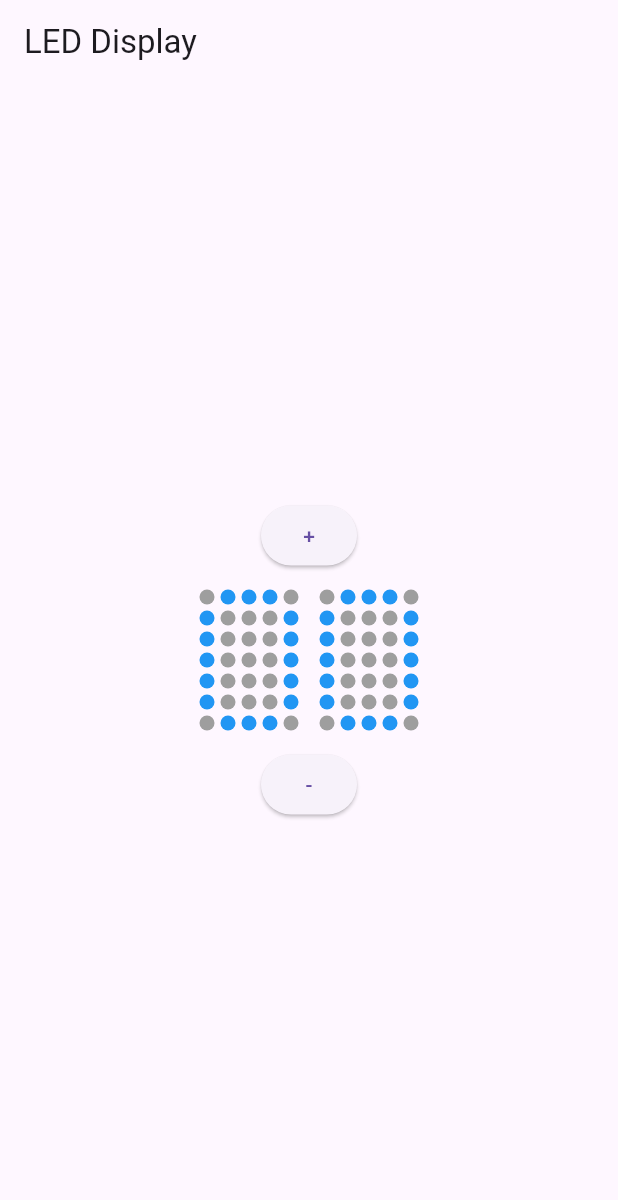
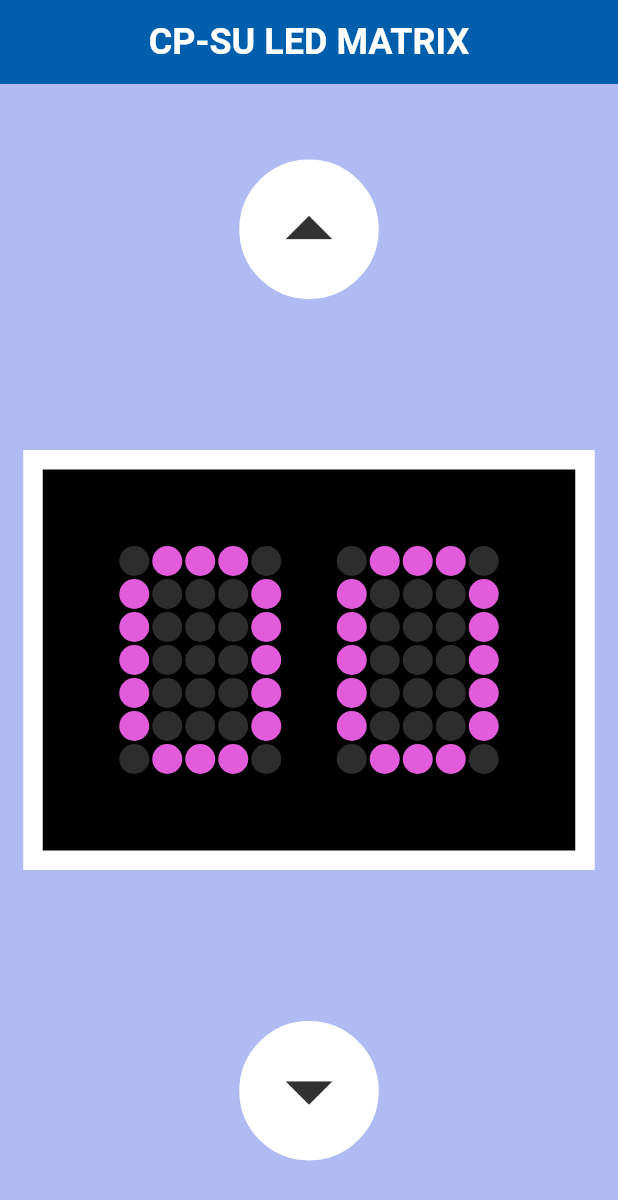
Before and after one commit to ApichayaBm/ledmatrix, a Flutter app: the screen it shows after launch, on a phone screen of 412 x 824 dp. Shown: the top 1200 px of the screen. Run offline on Flutter 3.47's test engine with Material 3 defaults, Android fonts, the phone set to English and light mode, and no system bars.

Commit message:
modify main.dart

```diff
--- a/lib/main.dart
+++ b/lib/main.dart
@@ -1,110 +1,36 @@
 import 'package:flutter/material.dart';
 
-void main() {
-  runApp(MyApp());
-}
+void main() => runApp(MyApp());
 
 class MyApp extends StatelessWidget {
   @override
   Widget build(BuildContext context) {
     return MaterialApp(
       home: Scaffold(
+        backgroundColor: Color.fromARGB(255, 177, 187, 243),
         appBar: AppBar(
-          title: Text('LED Display'),
+          title: Text('CP-SU LED MATRIX'),
+          titleTextStyle: TextStyle(
+              fontSize: 24.0, fontWeight: FontWeight.bold, color: Colors.white),
+          centerTitle: true,
+          backgroundColor: Color.fromARGB(255, 0, 95, 173),
         ),
-        body: LEDDisplay(),
+        body: LEDMatrixCounter(),
       ),
     );
   }
 }
 
-class LEDDisplay extends StatefulWidget {
+class LEDMatrixCounter extends StatefulWidget {
   @override
-  _LEDDisplayState createState() => _LEDDisplayState();
+  _LEDMatrixCounterState createState() => _LEDMatrixCounterState();
 }
 
-class _LEDDisplayState extends State<LEDDisplay> {
+class _LEDMatrixCounterState extends State<LEDMatrixCounter> {
   int _number = 0;
 
-  void _incrementNumber() {
-    setState(() {
-      if (_number < 99) {
-        _number++;
-      } else {
-        _number = 0;
-      }
-    });
-  }
-
-  void _decrementNumber() {
-    setState(() {
-      if (_number > 0) {
-        _number--;
-      } else {
-        _number = 99;
-      }
-    });
-  }
-
-  Widget _buildDot(int value) {
-    return Container(
-      width: 10,
-      height: 10,
-      margin: const EdgeInsets.all(2),
-      decoration: BoxDecoration(
-        shape: BoxShape.circle,
-        color: value == 0 ? Colors.grey : Colors.blue,
-      ),
-    );
-  }
-
-  Widget _buildRow(List<int> dotList) {
-    return Row(
-      mainAxisAlignment: MainAxisAlignment.center,
-      children: dotList.map((dot) => _buildDot(dot)).toList(),
-    );
-  }
-
-  Widget _buildDigit(List<List<int>> rowList) {
-    return Column(
-      children: rowList.map((row) => _buildRow(row)).toList(),
-    );
-  }
-
-  Widget _buildDisplay(String value) {
-    return Row(
-      mainAxisAlignment: MainAxisAlignment.center,
-      children: [
-        _buildDigit(dotsData[int.parse(value.substring(0, 1))]),
-        SizedBox(width: 10),
-        _buildDigit(dotsData[int.parse(value.substring(1))]),
-      ],
-    );
-  }
-
-  @override
-  Widget build(BuildContext context) {
-    String formattedNumber = _number.toString().padLeft(2, '0');
-    return Column(
-      mainAxisAlignment: MainAxisAlignment.center,
-      children: [
-        ElevatedButton(
-          onPressed: _incrementNumber,
-          child: Text('+'),
-        ),
-        SizedBox(height: 10),
-        _buildDisplay(formattedNumber),
-        SizedBox(height: 10),
-        ElevatedButton(
-          onPressed: _decrementNumber,
-          child: Text('-'),
-        ),
-      ],
-    );
-  }
-}
-
-const dotsData = [
+  // 0 = จุดมืด (LED off), 1 = จุดสว่าง (LED on)
+  List dotsData = [
     // Digit 0
     [
       [0, 1, 1, 1, 0],
@@ -204,10 +130,112 @@ const dotsData = [
       [0, 0, 0, 0, 1],
       [1, 0, 0, 0, 1],
       [0, 1, 1, 1, 0],
-  ],
+    ]
   ];
 
+  @override
+  Widget build(BuildContext context) {
+    return Column(
+      mainAxisAlignment: MainAxisAlignment.spaceAround,
+      children: [
+        Row(
+          mainAxisAlignment: MainAxisAlignment.center,
+          children: [
+            Container(
+              decoration: BoxDecoration(
+                color: Colors.white,
+                border: Border.all(width: 1.0, color: Colors.white),
+                borderRadius: BorderRadius.circular(64.0),
+              ),
+              child: IconButton(
+                icon: Icon(Icons.arrow_drop_up, size: 75, color: Color.fromARGB(255, 51, 50, 50)),
+                onPressed: () {
+                  setState(() {
+                    _number = (_number + 1) % 100;
+                  });
+                },
+              ),
+            ),
+          ],
+        ),
+        Row(
+          mainAxisAlignment: MainAxisAlignment.center,
+          children: [
+            Container(
+              decoration: BoxDecoration(
+                color: Colors.black,
+                border: Border.all(width: 13.0, color: Colors.white),
+                borderRadius: BorderRadius.circular(0),
+              ),
+              child: Padding(
+                padding: const EdgeInsets.all(50.0),
+                child: Row(
+                  children: [
+                    _buildDigit(((_number ~/ 10) % 10)),
+                    SizedBox(width: 35.0),
+                    _buildDigit((_number % 10)),
+                  ],
+                ),
+              ),
+            ),
+          ],
+        ),
+        Row(
+          mainAxisAlignment: MainAxisAlignment.center,
+          children: [
+            Container(
+              decoration: BoxDecoration(
+                color: Colors.white,
+                border: Border.all(width: 1.0, color: Colors.white),
+                borderRadius: BorderRadius.circular(64.0),
+              ),
+              child: IconButton(
+                icon: Icon(Icons.arrow_drop_down, size: 75, color: Color.fromARGB(255, 51, 50, 50)),
+                onPressed: () {
+                  setState(() {
+                    _number = (_number - 1) < 0 ? 99 : (_number - 1) % 100;
+                  });
+                },
+              ),
+            ),
+          ],
+        ),
+      ],
+    );
+  }
 
+  Widget _buildDigit(int digit) {
+    return Column(
+      children: _buildRow(dotsData[digit]),
+    );
+  }
+
+
+  List<Widget> _buildRow(List<List<int>> values) {
+    return values.map((row) {
+      return Row(
+        mainAxisAlignment: MainAxisAlignment.center,
+        children: row.map((value) {
+          return _buildDot(value);
+        }).toList(),
+      );
+    }).toList();
+  }
+
+  Widget _buildDot(int value) {
+    return Container(
+      width: 20,
+      height: 20,
+      decoration: BoxDecoration(
+        shape: BoxShape.circle,
+        color: value == 1
+            ? Color.fromARGB(255, 226, 91, 219)
+            : Color.fromARGB(255, 45, 45, 46),
+      ),
+      margin: EdgeInsets.all(1),
+    );
+  }
+}
 // import 'package:flutter/material.dart';
 
 // void main() {
@@ -218,125 +246,198 @@ const dotsData = [
 //   @override
 //   Widget build(BuildContext context) {
 //     return MaterialApp(
-//       title: 'LED Display',
-//       theme: ThemeData(
-//         primarySwatch: Colors.blue,
+//       home: Scaffold(
+//         appBar: AppBar(
+//           title: Text('CP-SU LED MAXTRIX'),
+//         ),
+//         body: LEDDisplay(),
 //       ),
-//       home: LEDDisplayPage(),
 //     );
 //   }
 // }
 
-// class LEDDisplayPage extends StatefulWidget {
+// class LEDDisplay extends StatefulWidget {
 //   @override
-//   _LEDDisplayPageState createState() => _LEDDisplayPageState();
+//   _LEDDisplayState createState() => _LEDDisplayState();
 // }
 
-// class _LEDDisplayPageState extends State<LEDDisplayPage> {
+// class _LEDDisplayState extends State<LEDDisplay> {
+//   int _number = 0;
+
+//   void _incrementNumber() {
+//     setState(() {
+//       if (_number < 99) {
+//         _number++;
+//       } else {
+//         _number = 0;
+//       }
+//     });
+//   }
+
+//   void _decrementNumber() {
+//     setState(() {
+//       if (_number > 0) {
+//         _number--;
+//       } else {
+//         _number = 99;
+//       }
+//     });
+//   }
+
+//   Widget _buildDot(int value) {
+//     return Container(
+//       width: 20,
+//       height: 20,
+//       margin: const EdgeInsets.all(2),
+//       decoration: BoxDecoration(
+//         shape: BoxShape.circle,
+//         color: value == 0 ? Color.fromARGB(98, 68, 67, 67) : Color.fromARGB(237, 172, 223, 54)    ),//31, 20, 19, 19
+//     );
+//   }
+
+//     Widget _buildRow(List<int> dotList) {
+//     return Row(
+//       mainAxisAlignment: MainAxisAlignment.center,
+//       children: dotList.map((dot) => _buildDot(dot)).toList(),
+//     );
+//   }
+//   Widget _buildDigit(List<List<int>> rowList) {
+//     return Column(
+//       children: rowList.map((row) => _buildRow(row)).toList(),
+//     );
+//   }
+
+//   Widget _buildDisplay(String value) {
+//     return Row(
+//       mainAxisAlignment: MainAxisAlignment.center,
+//       children: [
+//         _buildDigit(dotsData[int.parse(value.substring(0, 1))]),
+//         SizedBox(width: 10),
+//         _buildDigit(dotsData[int.parse(value.substring(1))]),
+//       ],
+//     );
+//   }
 //   @override
 //   Widget build(BuildContext context) {
-//     return Scaffold(
-//       appBar: AppBar(
-//         title: Text('LED Display'),
-//       ),
-//       body: Center(
-//         child: Column(
-//           mainAxisAlignment: MainAxisAlignment.center,
-//           children: [
-//             // สร้างปุ่มเพิ่มค่า
-//             ElevatedButton(
-//               onPressed: () {
-//                 // เพิ่มโค้ดสำหรับเพิ่มค่าตัวเลข
-//               },
-//               child: Icon(Icons.add),
-//             ),
-//             // Widget ที่ได้จาก _buildDisplay()
-//             // ปุ่มลดค่า
-//             ElevatedButton(
-//               onPressed: () {
-//                 // เพิ่มโค้ดสำหรับลดค่าตัวเลข
-//               },
-//               child: Icon(Icons.remove),
-//             ),
-//           ],
+//     String formattedNumber = _number.toString().padLeft(2, '0');
+//     return Column(
+//       mainAxisAlignment: MainAxisAlignment.center,
+//       children: [
+//         ElevatedButton(
+//           onPressed: _incrementNumber,
+//           child: Text('+'),
 //         ),
-//       ),
+//         SizedBox(height: 30),
+//         _buildDisplay(formattedNumber),
+//         SizedBox(height: 30),
+//         ElevatedButton(
+//           onPressed: _decrementNumber,
+//           child: Text('-'),
+//         ),
+//       ],
 //     );
 //   }
 // }
-// Widget _buildDot(int value) {
-//   return Container(
-//     width: 10,
-//     height: 10,
-//     margin: EdgeInsets.all(2),
-//     decoration: BoxDecoration(
-//       shape: BoxShape.circle,
-//       color: value == 1 ? Colors.red : Colors.grey, // จุดสว่าง: สีแดง, จุดมืด: สีเทา
-//     ),
-//   );
-// }
 
-// Widget _buildRow(List<int> dotList) {
-//   return Row(
-//     mainAxisAlignment: MainAxisAlignment.center,
-//     children: dotList.map((dot) => _buildDot(dot)).toList(),
-//   );
-// }
-
-// Widget _buildDigit(List<List<int>> rowList) {
-//   return Column(
-//     mainAxisAlignment: MainAxisAlignment.center,
-//     children: rowList.map((row) => _buildRow(row)).toList(),
-//   );
-// }
-
-// Widget _buildDisplay(String value) {
-//   return Row(
-//     mainAxisAlignment: MainAxisAlignment.center,
-//     children: [
-//       _buildDigit(dotsData[int.parse(value.substring(0, 1))]),
-//       SizedBox(width: 10), // ระยะห่างระหว่างตัวเลข
-//       _buildDigit(dotsData[int.parse(value.substring(1))]),
-//     ],
-//   );
-// }
-// String displayValue = '00';
-
-// void _incrementValue() {
-//   int newValue = int.parse(displayValue) + 1;
-//   displayValue = (newValue % 100).toString().padLeft(2, '0');
-//   setState(() {});
-// }
-
-// void _decrementValue() {
-//   int newValue = int.parse(displayValue) - 1;
-//   if (newValue < 0) {
-//     newValue = 99;
-//   }
-//   displayValue = (newValue % 100).toString().padLeft(2, '0');
-//   setState(() {});
-// }
-// @override
-// Widget build(BuildContext context) {
-//   return Scaffold(
-//     appBar: AppBar(
-//       title: Text('LED Display'),
-//     ),
-//     body: Center(
-//       child: Column(
-//         mainAxisAlignment: MainAxisAlignment.center,
-//         children: [
-//           ElevatedButton(
-//             onPressed: _incrementValue,
-//             child: Icon(Icons.add),
-//           ),
-//           _buildDisplay(displayValue),
-//           ElevatedButton(
-//             onPressed: _decrementValue,
-//             child: Icon(Icons.remove),
-//           ),
-//         ],
-//       ),
-//     ),
-//   );
-// }
+//   const dotsData = [
+//   // Digit 0
+//   [
+//     [0, 1, 1, 1, 0],
+//     [1, 0, 0, 0, 1],
+//     [1, 0, 0, 0, 1],
+//     [1, 0, 0, 0, 1],
+//     [1, 0, 0, 0, 1],
+//     [1, 0, 0, 0, 1],
+//     [0, 1, 1, 1, 0],
+//   ],
+//   // Digit 1
+//   [
+//     [0, 0, 1, 0, 0],
+//     [0, 1, 1, 0, 0],
+//     [0, 0, 1, 0, 0],
+//     [0, 0, 1, 0, 0],
+//     [0, 0, 1, 0, 0],
+//     [0, 0, 1, 0, 0],
+//     [0, 1, 1, 1, 0],
+//   ],
+//   // Digit 2
+//   [
+//     [0, 1, 1, 1, 0],
+//     [1, 0, 0, 0, 1],
+//     [0, 0, 0, 0, 1],
+//     [0, 0, 0, 1, 0],
+//     [0, 0, 1, 0, 0],
+//     [0, 1, 0, 0, 0],
+//     [1, 1, 1, 1, 1],
+//   ],
+//   // Digit 3
+//   [
+//     [0, 1, 1, 1, 0],
+//     [1, 0, 0, 0, 1],
+//     [0, 0, 0, 0, 1],
+//     [0, 1, 1, 1, 0],
+//     [0, 0, 0, 0, 1],
+//     [1, 0, 0, 0, 1],
+//     [0, 1, 1, 1, 0],
+//   ],
+//   // Digit 4
+//   [
+//     [0, 0, 0, 1, 0],
+//     [0, 0, 1, 1, 0],
+//     [0, 1, 0, 1, 0],
+//     [1, 0, 0, 1, 0],
+//     [1, 1, 1, 1, 1],
+//     [0, 0, 0, 1, 0],
+//     [0, 0, 0, 1, 0],
+//   ],
+//   // Digit 5
+//   [
+//     [1, 1, 1, 1, 1],
+//     [1, 0, 0, 0, 0],
+//     [1, 1, 1, 1, 0],
+//     [0, 0, 0, 0, 1],
+//     [0, 0, 0, 0, 1],
+//     [1, 0, 0, 0, 1],
+//     [0, 1, 1, 1, 0],
+//   ],
+//   // Digit 6
+//   [
+//     [0, 1, 1, 1, 0],
+//     [1, 0, 0, 0, 1],
+//     [1, 0, 0, 0, 0],
+//     [1, 1, 1, 1, 0],
+//     [1, 0, 0, 0, 1],
+//     [1, 0, 0, 0, 1],
+//     [0, 1, 1, 1, 0],
+//   ],
+//   // Digit 7
+//   [
+//     [1, 1, 1, 1, 1],
+//     [0, 0, 0, 0, 1],
+//     [0, 0, 0, 1, 0],
+//     [0, 0, 1, 0, 0],
+//     [0, 1, 0, 0, 0],
+//     [0, 1, 0, 0, 0],
+//     [0, 1, 0, 0, 0],
+//   ],
+//   // Digit 8
+//   [
+//     [0, 1, 1, 1, 0],
+//     [1, 0, 0, 0, 1],
+//     [1, 0, 0, 0, 1],
+//     [0, 1, 1, 1, 0],
+//     [1, 0, 0, 0, 1],
+//     [1, 0, 0, 0, 1],
+//     [0, 1, 1, 1, 0],
+//   ],
+//   // Digit 9
+//   [
+//     [0, 1, 1, 1, 0],
+//     [1, 0, 0, 0, 1],
+//     [1, 0, 0, 0, 1],
+//     [0, 1, 1, 1, 1],
+//     [0, 0, 0, 0, 1],
+//     [1, 0, 0, 0, 1],
+//     [0, 1, 1, 1, 0],
+//   ],
+// ];
```
Lines whose indentation alone changed are shown as unchanged.
